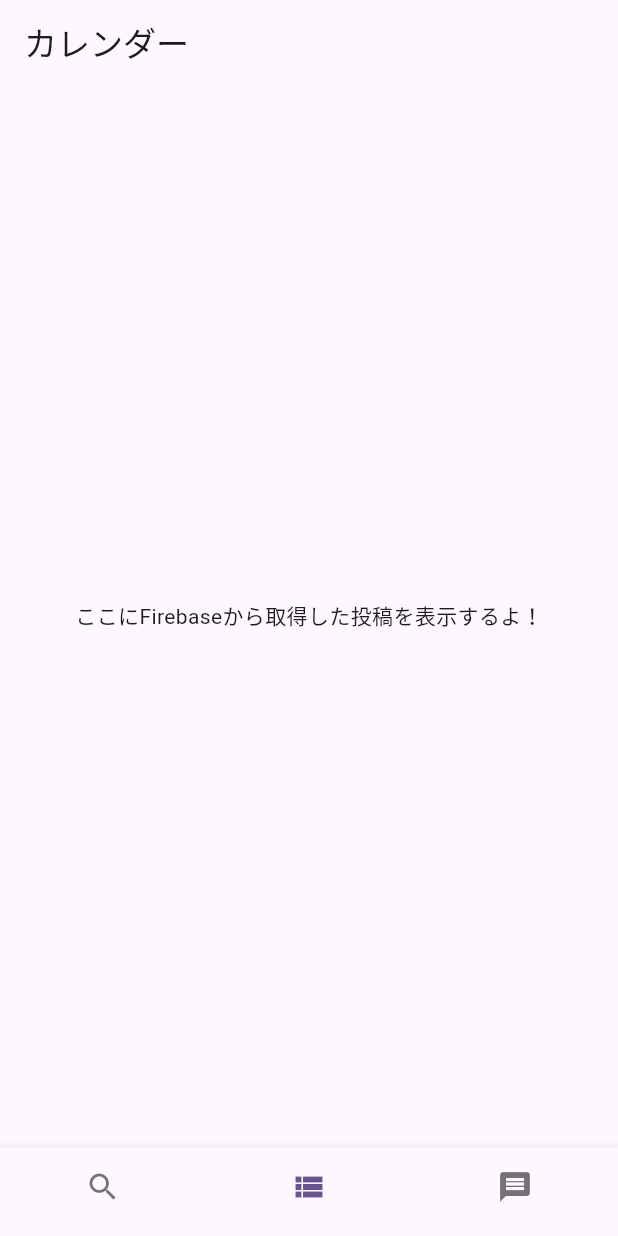
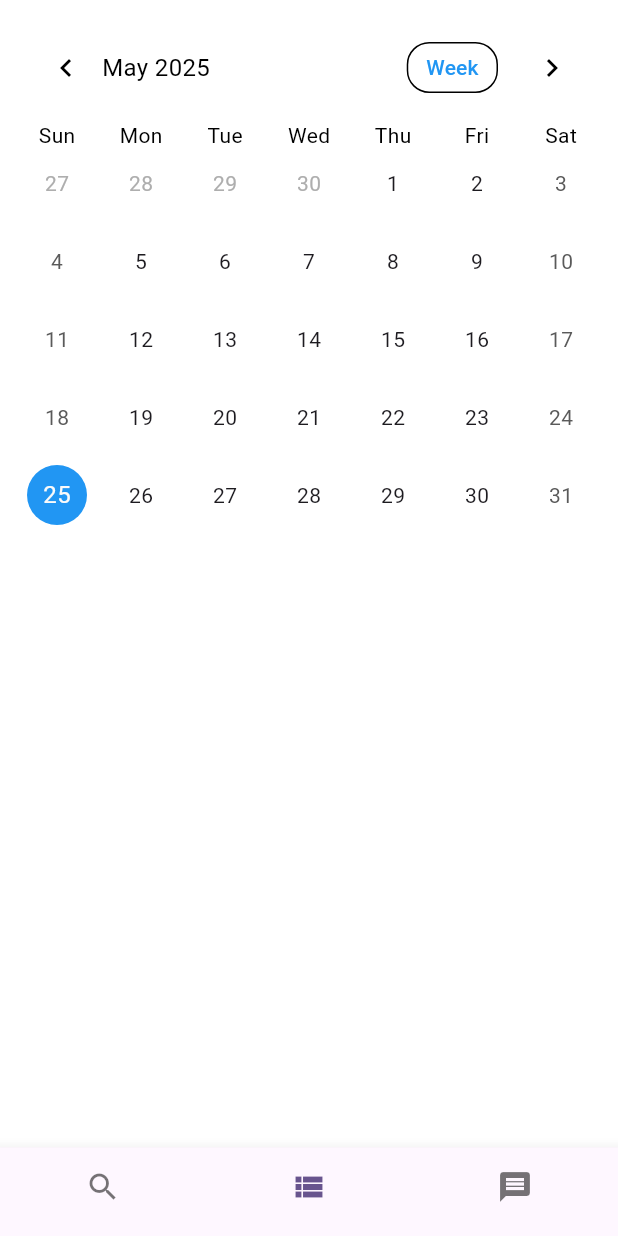
Before and after one commit to sanshiroochi/Rose, a Flutter app: the screen it shows after launch, item 2 of the bottom bar chosen, on a phone screen of 412 x 824 dp. Run offline on Flutter 3.47's test engine with Material 3 defaults, Android fonts, the phone set to English and light mode, and no system bars; drawn by our look-alikes of table_calendar; our stand-ins replace flutter_riverpod.

Commit message:
✨ カレンダー機能の作成

```diff
--- a/lib/presentation/calendar/calendar_view.dart
+++ b/lib/presentation/calendar/calendar_view.dart
@@ -1,23 +1,123 @@
 import 'package:flutter/material.dart';
-import 'package:flutter_riverpod/flutter_riverpod.dart';
+import 'package:table_calendar/table_calendar.dart';
+import 'package:intl/intl.dart';
 
-class CalendarView extends ConsumerStatefulWidget {
-  const CalendarView({super.key});
+class CalendarView extends StatefulWidget {
+  const CalendarView({Key? key}) : super(key: key);
 
   @override
-  ConsumerState<CalendarView> createState() => _CalendarViewState();
+  _CalendarViewState createState() => _CalendarViewState();
 }
 
-// State（画面の中身を実際に作る人）
-class _CalendarViewState extends ConsumerState<CalendarView> {
+class _CalendarViewState extends State<CalendarView> {
+  CalendarFormat _calendarFormat = CalendarFormat.month;
+  DateTime _focusedDay = DateTime.now();
+  DateTime? _selectedDay;
+
+  void _switchFormat() {
+    setState(() {
+      _calendarFormat = _calendarFormat == CalendarFormat.month
+          ? CalendarFormat.week
+          : CalendarFormat.month;
+    });
+  }
+
+  void _moveCurrentPage(int offset) {
+    setState(() {
+      _focusedDay = DateTime(
+        _focusedDay.year,
+        _focusedDay.month + offset,
+        1,
+      );
+    });
+  }
+
+  String _currentMonthString() {
+    return DateFormat('MMMM yyyy').format(_focusedDay);
+  }
+
   @override
   Widget build(BuildContext context) {
     return Scaffold(
-      appBar: AppBar(
-        title: const Text("カレンダー"),
-      ),
-      body: const Center(
-        child: Text('ここにFirebaseから取得した投稿を表示するよ！'),
+      backgroundColor: Colors.white,
+      body: SafeArea(
+        child: Column(
+          children: [
+            // Navigation Header
+            Padding(
+              padding: const EdgeInsets.fromLTRB(20, 20, 20, 10),
+              child: Row(
+                children: [
+                  IconButton(
+                    icon: Icon(Icons.chevron_left, color: Colors.black),
+                    onPressed: () => _moveCurrentPage(-1),
+                  ),
+                  Text(
+                    _currentMonthString(),
+                    style: TextStyle(color: Colors.black, fontSize: 16),
+                  ),
+                  Spacer(),
+                  TextButton(
+                    onPressed: _switchFormat,
+                    child: Container(
+                      padding: EdgeInsets.symmetric(horizontal: 12, vertical: 6),
+                      decoration: BoxDecoration(
+                        border: Border.all(color: Colors.black),
+                        borderRadius: BorderRadius.circular(15),
+                      ),
+                      child: Text(
+                        _calendarFormat == CalendarFormat.month ? 'Week' : 'Month',
+                        style: TextStyle(color: Colors.blue),
+                      ),
+                    ),
+                  ),
+                  IconButton(
+                    icon: Icon(Icons.chevron_right, color: Colors.black),
+                    onPressed: () => _moveCurrentPage(1),
+                  ),
+                ],
+              ),
+            ),
+            // Calendar Widget
+            Padding(
+              padding: const EdgeInsets.symmetric(horizontal: 10),
+              child: TableCalendar(
+                firstDay: DateTime.utc(2020, 1, 1),
+                lastDay: DateTime.utc(2030, 12, 31),
+                focusedDay: _focusedDay,
+                selectedDayPredicate: (day) => isSameDay(_selectedDay, day),
+                calendarFormat: _calendarFormat,
+                onDaySelected: (selectedDay, focusedDay) {
+                  setState(() {
+                    _selectedDay = selectedDay;
+                    _focusedDay = focusedDay;
+                  });
+                },
+                onPageChanged: (focusedDay) {
+                  setState(() {
+                    _focusedDay = focusedDay;
+                  });
+                },
+                headerVisible: false,
+                daysOfWeekStyle: DaysOfWeekStyle(
+                  weekdayStyle: TextStyle(color: Colors.black),
+                  weekendStyle: TextStyle(color: Colors.black),
+                ),
+                calendarStyle: CalendarStyle(
+                  todayDecoration: BoxDecoration(
+                    color: Colors.blue,
+                    shape: BoxShape.circle,
+                  ),
+                  selectedDecoration: BoxDecoration(
+                    color: Colors.blue,
+                    shape: BoxShape.circle,
+                  ),
+                  outsideDaysVisible: true,
+                ),
+              ),
+            ),
+          ],
+        ),
       ),
     );
   }
--- a/pubspec.yaml
+++ b/pubspec.yaml
@@ -35,6 +35,7 @@ dependencies:
   # Use with the CupertinoIcons class for iOS style icons.
   cupertino_icons: 1.0.8
   flutter_riverpod: 2.5.1
+  table_calendar: 3.0.9
 
 dev_dependencies:
   flutter_test:
```
